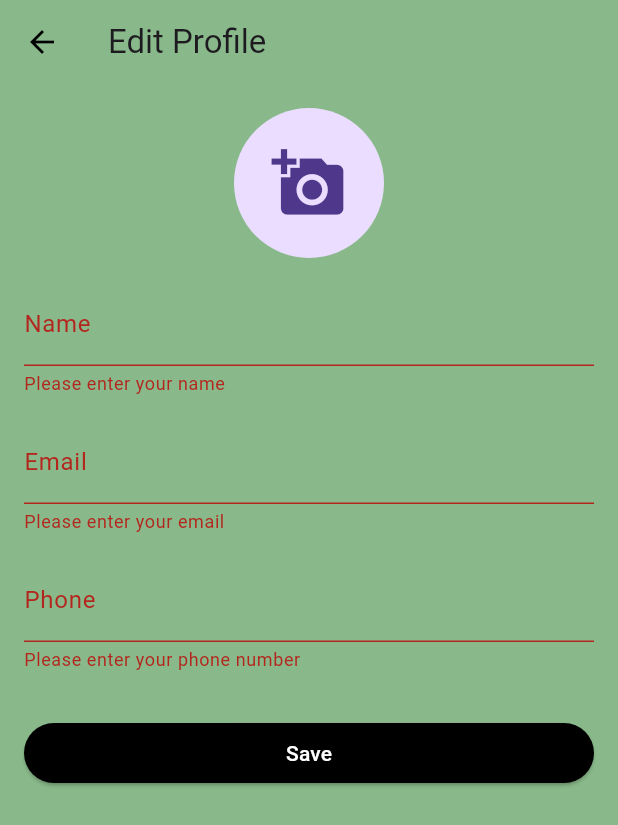
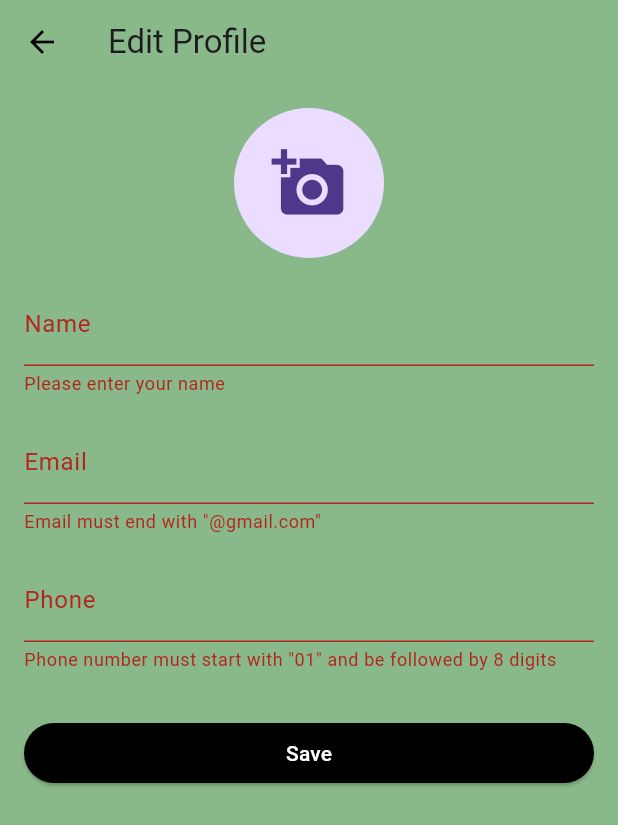
Before and after one commit to Sanomohamed/doorstepmart, a Flutter app: the ProfilePage screen opened directly, after a tap on "Save", on a phone screen of 412 x 824 dp. Shown: the top 825 px of the screen. Run offline on Flutter 3.47's test engine with Material 3 defaults, Android fonts, the light colour scheme and no system bars; our stand-ins replace cloud_firestore, firebase_auth, firebase_core, firebase_storage, fluttertoast, geolocator and 2 more; missing offline and left inert: firebase_app_check; accounts and stored records are empty; network calls fail.

Commit message:
27/2/2025(1)

```diff
--- a/lib/src/profile/profile_form.dart
+++ b/lib/src/profile/profile_form.dart
@@ -219,23 +219,27 @@ class _ProfileFormState extends State<ProfileForm> {
             controller: _emailController,
             decoration: InputDecoration(labelText: 'Email'),
              validator: (value) {
-              if (value == null || value.isEmpty) {
-                return 'Please enter your email';
+                      final RegExp emailRegExp = RegExp(r'^[a-zA-Z0-9._%+-]+@gmail\.com$');
+                      if (value == null || value.isEmpty || !emailRegExp.hasMatch(value)) {
+                            return 'Email must end with "@gmail.com"';
                }
                       return null;
                  },
           ),
+
           const SizedBox(height: 16.0),
           TextFormField(
             controller: _phoneController,
             decoration: InputDecoration(labelText: 'Phone'),
             validator: (value) {
-              if (value == null || value.isEmpty) {
-                return 'Please enter your phone number';
+                       final RegExp phoneRegExp = RegExp(r'^01\d{8}$');
+                       if (value == null || value.isEmpty || !phoneRegExp.hasMatch(value)) {
+                      return 'Phone number must start with "01" and be followed by 8 digits';
                     }
                         return null;
                    },
                  ),
+
           const SizedBox(height: 30),
           ElevatedButton(
             onPressed: _saveUserProfile,
```
Lines whose indentation alone changed are shown as unchanged.
